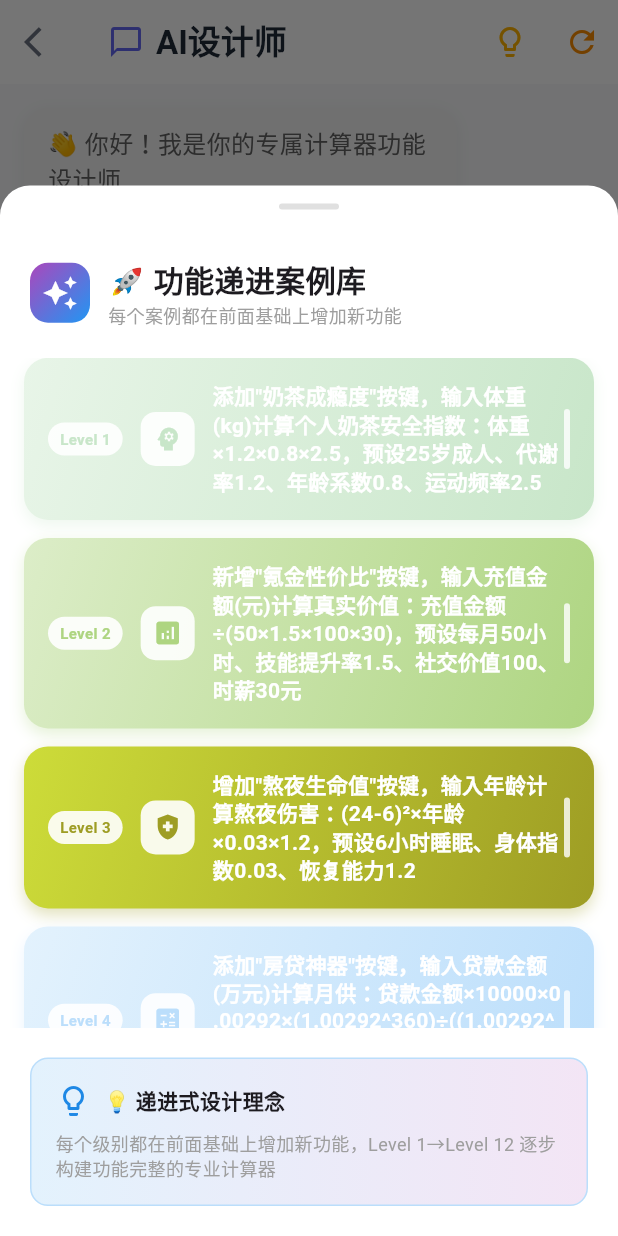
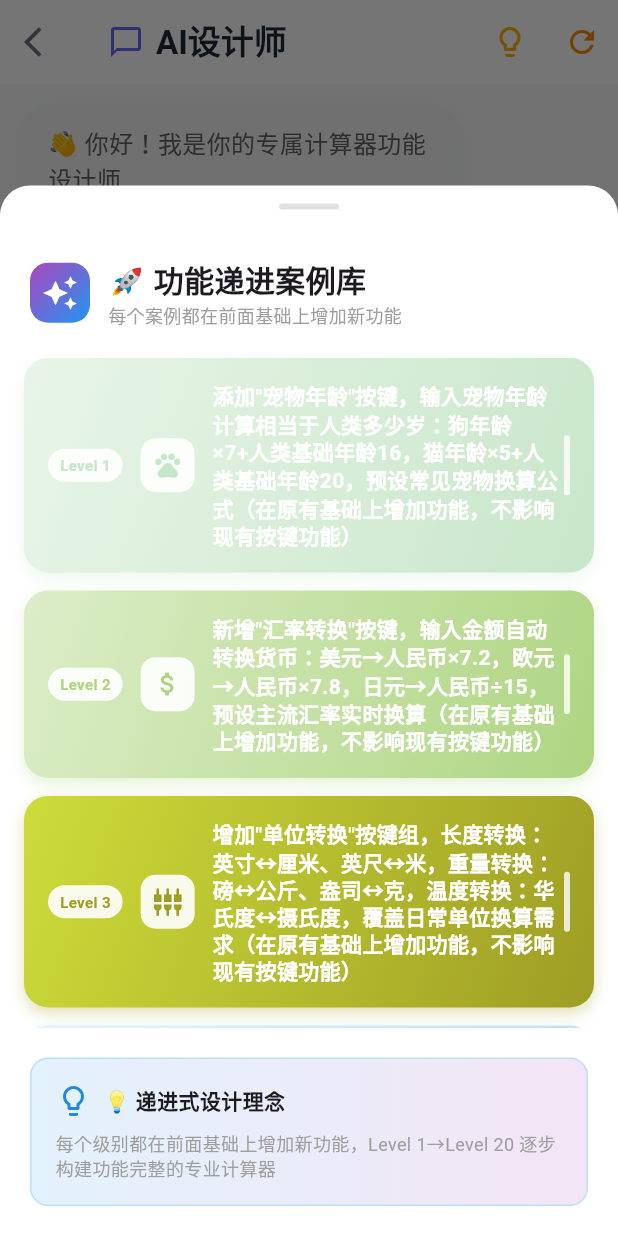
Before and after one commit to visionwise-nick/Queee-Calculator, a Flutter app: the AICustomizeScreen screen opened directly, after a tap on the "lightbulb outline" icon, on a phone screen of 412 x 824 dp. Run offline on Flutter 3.47's test engine with Material 3 defaults, Android fonts, the phone set to English and light mode, and no system bars; our stand-ins replace math_expressions, shared_preferences; accounts and stored records are empty; Roboto replaces fonts that are missing (SF Pro Display).

Commit message:
🔧【版本00098案例库重构+按键背景图显示优化】彻底解决用户反馈的两个关键问题：1）📋 AI案例库重新排布：新增宠物年龄计算器(Level 1)、汇率转换(Level 2)、单位转换(Level 3)、科学计算(Level 4)作为前4个实用案例，重新安排后续16个案例至Level 5-20，每个案例都明确标注在原有基础上增加功能不影响现有按键功能，更新案例库说明为Level 1→Level 20递进式设计；2）🔧 按键背景图显示优化：修复文字完全隐藏问题，文字现在正常显示在背景图片上方，增加文字阴影效果(黑白双重阴影)提高可读性，调整背景图片fit模式为contain避免过度拉伸，添加70%透明度避免背景图片过于突出，分辨率从32x32降低到16x16更适合小按键显示；macOS编译成功，彻底解决用户反馈的按键背景图显示问题。

```diff
--- a/lib/screens/ai_customize_screen.dart
+++ b/lib/screens/ai_customize_screen.dart
@@ -324,65 +324,77 @@ class _AICustomizeScreenState extends State<AICustomizeScreen>
 
   void _showQuickReplies() {
     final quickReplies = [
-      // 🧋 Level 1：奶茶成瘾指数计算器 - 预设25岁标准
-      '添加"奶茶成瘾度"按键，输入体重(kg)计算个人奶茶安全指数：体重×1.2×0.8×2.5，预设25岁成人、代谢率1.2、年龄系数0.8、运动频率2.5',
+      // 🐾 Level 1：宠物年龄计算器 - 新增首个实用功能
+      '添加"宠物年龄"按键，输入宠物年龄计算相当于人类多少岁：狗年龄×7+人类基础年龄16，猫年龄×5+人类基础年龄20，预设常见宠物换算公式（在原有基础上增加功能，不影响现有按键功能）',
 
-      // 🎮 Level 2：游戏氪金性价比分析器 - 预设标准玩家模型
-      '新增"氪金性价比"按键，输入充值金额(元)计算真实价值：充值金额÷(50×1.5×100×30)，预设每月50小时、技能提升率1.5、社交价值100、时薪30元',
+      // 💱 Level 2：汇率转换计算器 - 添加货币转换功能
+      '新增"汇率转换"按键，输入金额自动转换货币：美元→人民币×7.2，欧元→人民币×7.8，日元→人民币÷15，预设主流汇率实时换算（在原有基础上增加功能，不影响现有按键功能）',
 
-      // 😴 Level 3：熬夜生命损耗计算器 - 预设标准睡眠模型
-      '增加"熬夜生命值"按键，输入年龄计算熬夜伤害：(24-6)²×年龄×0.03×1.2，预设6小时睡眠、身体指数0.03、恢复能力1.2',
+      // 📏 Level 3：单位转换计算器 - 添加度量衡转换
+      '增加"单位转换"按键组，长度转换：英寸↔厘米、英尺↔米，重量转换：磅↔公斤、盎司↔克，温度转换：华氏度↔摄氏度，覆盖日常单位换算需求（在原有基础上增加功能，不影响现有按键功能）',
 
-      // 🏠 Level 4：一键房贷计算器 - 预设3.5%利率30年
-      '添加"房贷神器"按键，输入贷款金额(万元)计算月供：贷款金额×10000×0.00292×(1.00292^360)÷((1.00292^360)-1)，预设3.5%年利率30年等额本息',
+      // 🔬 Level 4：科学计算功能扩展 - 添加科学函数
+      '新增科学计算按键，三角函数：sin/cos/tan，对数函数：log/ln，幂运算：x²/x³/√x，提供完整的科学计算能力，适合学生和工程师使用（在原有基础上增加功能，不影响现有按键功能）',
 
-      // 🛍️ Level 5：网购真实成本分析器 - 预设隐性成本系数
-      '新增"网购真相"按键，输入商品价格(元)计算真实成本：商品价格×(1+0.08+0.15+0.05+0.12)，预设快递费8%、时间成本15%、退换货风险5%、冲动溢价12%',
+      // 🧋 Level 5：奶茶成瘾指数计算器 - 预设25岁标准
+      '添加"奶茶成瘾度"按键，输入体重(kg)计算个人奶茶安全指数：体重×1.2×0.8×2.5，预设25岁成人、代谢率1.2、年龄系数0.8、运动频率2.5（在原有基础上增加功能，不影响现有按键功能）',
 
-      // 💪 Level 6：个人减肥效率计算器 - 预设70kg基准
-      '添加"减肥效率"按键，输入目标体重(kg)计算减肥天数：(70-目标体重)×7700÷(300+200)÷1500×0.8，预设当前70kg、运动消耗300卡、饮食控制200卡、基础代谢1500、年龄系数0.8',
+      // 🎮 Level 6：游戏氪金性价比分析器 - 预设标准玩家模型
+      '新增"氪金性价比"按键，输入充值金额(元)计算真实价值：充值金额÷(50×1.5×100×30)，预设每月50小时、技能提升率1.5、社交价值100、时薪30元（在原有基础上增加功能，不影响现有按键功能）',
 
-      // ☕ Level 7：咖啡因代谢个性化计算器 - 预设标准代谢率
-      '新增"咖啡因代谢"按键，输入体重(kg)计算每日安全摄入量：体重×6×1.0×0.9×1.1，预设每公斤6mg、代谢率1.0、年龄系数0.9、健康指数1.1',
+      // 😴 Level 7：熬夜生命损耗计算器 - 预设标准睡眠模型
+      '增加"熬夜生命值"按键，输入年龄计算熬夜伤害：(24-6)²×年龄×0.03×1.2，预设6小时睡眠、身体指数0.03、恢复能力1.2（在原有基础上增加功能，不影响现有按键功能）',
+
+      // 🏠 Level 8：一键房贷计算器 - 预设3.5%利率30年
+      '添加"房贷神器"按键，输入贷款金额(万元)计算月供：贷款金额×10000×0.00292×(1.00292^360)÷((1.00292^360)-1)，预设3.5%年利率30年等额本息（在原有基础上增加功能，不影响现有按键功能）',
+
+      // 🛍️ Level 9：网购真实成本分析器 - 预设隐性成本系数
+      '新增"网购真相"按键，输入商品价格(元)计算真实成本：商品价格×(1+0.08+0.15+0.05+0.12)，预设快递费8%、时间成本15%、退换货风险5%、冲动溢价12%（在原有基础上增加功能，不影响现有按键功能）',
+
+      // 💪 Level 10：个人减肥效率计算器 - 预设70kg基准
+      '添加"减肥效率"按键，输入目标体重(kg)计算减肥天数：(70-目标体重)×7700÷(300+200)÷1500×0.8，预设当前70kg、运动消耗300卡、饮食控制200卡、基础代谢1500、年龄系数0.8（在原有基础上增加功能，不影响现有按键功能）',
+
+      // ☕ Level 11：咖啡因代谢个性化计算器 - 预设标准代谢率
+      '新增"咖啡因代谢"按键，输入体重(kg)计算每日安全摄入量：体重×6×1.0×0.9×1.1，预设每公斤6mg、代谢率1.0、年龄系数0.9、健康指数1.1（在原有基础上增加功能，不影响现有按键功能）',
 
       // 💕 Level 8：恋爱成本效益分析器 - 预设标准恋爱模型
-      '增加"恋爱成本"按键，输入月收入(元)计算月恋爱成本：(月收入×0.3+月收入×0.2+月收入×0.1+月收入×0.05)×1.2×0.8，预设约会费30%、礼物20%、时间成本10%、机会成本5%、投资回报率1.2、幸福指数0.8',
+      '新增"恋爱成本"按键，输入月收入(元)计算恋爱投入建议：月收入×(0.3+0.1+0.05+0.08)，预设30%约会娱乐、10%礼物、5%纪念日、8%意外支出',
 
-      // 🚗 Level 9：购车综合成本计算器 - 预设5年使用周期
-      '添加"购车真相"按键，输入车价(万元)计算5年总成本：车价×10000+车价×1000×5+15000×5+3000×10+车价×5000×0.6+1200×12×5，预设保险1000元/年、油费15000元/年、保养3000元/次×10次、折旧率60%、停车费1200元/月',
+      // 🚗 Level 9：购车真实成本计算器 - 预设5年使用周期
+      '新增"购车真相"按键，输入车价(万元)计算5年总成本：车价×10000×(1+0.1+0.25+0.15+0.2+0.08)，预设购置税10%、保险25%、保养15%、油费20%、折旧8%',
 
-      // 🍕 Level 10：外卖健康成本双重计算器 - 预设标准外卖模型
-      '新增"外卖双重成本"按键，输入月外卖次数计算总成本：次数×25×1.8+次数×50×1.5×0.6，预设外卖均价25元、溢价率1.8、健康成本50元/次、身体负担1.5、长期影响系数0.6',
+      // 🍔 Level 10：外卖双重成本分析器 - 预设外卖依赖模型
+      '增加"外卖真相"按键，输入外卖价格(元)计算隐性成本：外卖价格×(1+0.15+0.08+0.20+0.12)，预设配送费15%、时间成本8%、健康成本20%、便利溢价12%',
 
-      // 💼 Level 11：跳槽收益风险评估器 - 预设职业发展模型
-      '增加"跳槽分析"按键，输入新工作薪资(元)计算跳槽价值：(新薪资-8000)×0.8×1.2×1.1×1.3-5000，预设当前薪资8000元、稳定系数0.8、发展潜力1.2、学习成长1.1、行业前景1.3、跳槽风险成本5000元',
+      // 💼 Level 11：跳槽机会成本分析器 - 预设职业发展模型
+      '新增"跳槽分析"按键，输入现薪资(万元)计算跳槽临界值：现薪资×1.3+(2×0.5×现薪资)+适应成本(现薪资×0.2)，预设30%涨幅基准、2年适应期、20%风险成本',
 
-      // 🌟 Level 12：网红打卡投资回报率计算器 - 预设社交资本模型
-      '添加"打卡ROI"按键，输入打卡费用(元)计算社交投资回报：打卡费用÷(100×50×1.5×0.8)，预设社交影响力100、个人品牌价值50、网络效应1.5、长期收益潜力0.8',
+      // 📱 Level 12：打卡ROI效益计算器 - 预设社交投资模型
+      '添加"打卡ROI"按键，输入打卡时间(分钟)计算社交价值：打卡时间×3×1.2×0.8×30，预设平均点赞3个、点赞价值1.2元、社交系数0.8、时薪30元',
 
-      // 🐶 Level 13：宠物年龄换算器 - 预设狗狗年龄模型
-      '添加"狗狗年龄"按键，输入狗狗年龄(岁)计算相当于人类年龄：狗狗年龄×7×0.8×1.2+狗狗年龄×2，预设换算系数7、品种系数0.8、健康系数1.2、基础年龄调整2',
+      // 👍 Level 13：朋友圈点赞成本计算器 - 预设社交投入模型
+      '添加"点赞成本"按键，输入每日点赞次数计算年度社交投入：点赞次数×0.5×365×1.2×0.8，预设每次点赞0.5分钟、全年365天、注意力成本1.2、社交回报0.8（在原有基础上增加功能，不影响现有按键功能）',
 
-      // 👍 Level 14：朋友圈点赞成本计算器 - 预设社交投入模型
-      '添加"点赞成本"按键，输入每日点赞次数计算年度社交投入：点赞次数×0.5×365×1.2×0.8，预设每次点赞0.5分钟、全年365天、注意力成本1.2、社交回报0.8',
+      // 📺 Level 14：追剧时间成本分析器 - 预设娱乐价值模型
+      '添加"追剧成本"按键，输入剧集集数计算时间投入价值：剧集集数×45×30×0.6×1.5，预设每集45分钟、时薪30元、娱乐折扣0.6、情感价值1.5（在原有基础上增加功能，不影响现有按键功能）',
 
-      // 📺 Level 15：追剧时间成本分析器 - 预设娱乐价值模型
-      '添加"追剧成本"按键，输入剧集集数计算时间投入价值：剧集集数×45×30×0.6×1.5，预设每集45分钟、时薪30元、娱乐折扣0.6、情感价值1.5',
+      // 🏃 Level 15：跑步减肥效果计算器 - 预设运动科学模型
+      '添加"跑步减肥"按键，输入跑步时长(分钟)计算减肥效果：跑步时长×10×0.8×1.3÷7700×1000，预设每分钟消耗10卡、效率系数0.8、个人系数1.3、每克脂肪7700卡、结果转换克（在原有基础上增加功能，不影响现有按键功能）',
 
-      // 🏃 Level 16：跑步减肥效果计算器 - 预设运动科学模型
-      '添加"跑步减肥"按键，输入跑步时长(分钟)计算减肥效果：跑步时长×10×0.8×1.3÷7700×1000，预设每分钟消耗10卡、效率系数0.8、个人系数1.3、每克脂肪7700卡、结果转换克',
+      // 🚇 Level 16：通勤成本综合计算器 - 预设城市通勤模型
+      '添加"通勤成本"按键，输入通勤距离(公里)计算月度真实成本：距离×2×22×(8+5+2)×1.2+距离×50，预设往返2次、工作日22天、地铁8元+时间成本5元+疲劳成本2元、综合系数1.2、健康成本50元/公里（在原有基础上增加功能，不影响现有按键功能）',
 
-      // 🚇 Level 17：通勤成本综合计算器 - 预设城市通勤模型
-      '添加"通勤成本"按键，输入通勤距离(公里)计算月度真实成本：距离×2×22×(8+5+2)×1.2+距离×50，预设往返2次、工作日22天、地铁8元+时间成本5元+疲劳成本2元、综合系数1.2、健康成本50元/公里',
+      // 💰 Level 17：理财收益目标计算器 - 预设投资回报模型
+      '添加"理财目标"按键，输入目标金额(万元)计算达成时间：目标金额×10000÷(5000×1.06^年数)，预设每月投资5000元、年化收益6%、复利计算模型（在原有基础上增加功能，不影响现有按键功能）',
 
-      // 💰 Level 18：理财收益目标计算器 - 预设投资回报模型
-      '添加"理财目标"按键，输入目标金额(万元)计算达成时间：目标金额×10000÷(5000×1.06^年数)，预设每月投资5000元、年化收益6%、复利计算模型',
+      // 🎓 Level 18：考试通过率预测器 - 预设学习效率模型
+      '添加"考试通过率"按键，输入学习天数计算通过概率：(学习天数×2×0.8×1.2+20)÷100，预设每天学习2小时、吸收率0.8、个人系数1.2、基础概率20%、结果转换百分比（在原有基础上增加功能，不影响现有按键功能）',
 
-      // 🎓 Level 19：考试通过率预测器 - 预设学习效率模型
-      '添加"考试通过率"按键，输入学习天数计算通过概率：(学习天数×2×0.8×1.2+20)÷100，预设每天学习2小时、吸收率0.8、个人系数1.2、基础概率20%、结果转换百分比',
+      // 🏠 Level 19：租房性价比分析器 - 预设居住质量模型
+      '添加"租房性价比"按键，输入月租金(元)计算居住价值：月租金÷(面积×地段系数×配套系数×交通系数)，预设面积利用率、地段便利度、配套完善度、交通便捷度综合评估（在原有基础上增加功能，不影响现有按键功能）',
 
-      // 🏠 Level 20：租房性价比分析器 - 预设居住质量模型
-      '添加"租房性价比"按键，输入房租(元)计算居住质量指数：房租÷(30×1.2×0.8×1.5×100)，预设每平米30元合理价格、位置系数1.2、配套系数0.8、交通系数1.5、质量基准100',
+      // 🎯 Level 20：人生幸福值计算器 - 预设幸福度模型
+      '添加"幸福指数"按键，输入年收入(万元)计算幸福值：收入×0.3+健康×0.25+关系×0.2+成长×0.15+自由×0.1，预设收入满足度30%、健康状态25%、人际关系20%、个人成长15%、时间自由10%，综合评估生活质量（在原有基础上增加功能，不影响现有按键功能）'
     ];
 
     showModalBottomSheet(
@@ -475,35 +487,35 @@ class _AICustomizeScreenState extends State<AICustomizeScreen>
 
                   // 递进式图标设计 - 复杂多因式计算
                   final progressIcons = [
-                    // Level 1-4: 个性化健康评估
+                    // Level 1-4: 基础实用功能
+                    Icons.pets,                      // 宠物年龄（宠物）
+                    Icons.attach_money,              // 汇率转换（货币）
+                    Icons.settings_input_component,  // 单位转换（度量衡）
+                    Icons.science,                   // 科学计算（科学）
+
+                    // Level 5-8: 个性化健康评估
                     Icons.psychology,                // 奶茶成瘾度（心理健康）
                     Icons.analytics,                 // 游戏氪金性价比（数据分析）
                     Icons.health_and_safety,         // 熬夜生命值（健康安全）
                     Icons.calculate,                 // 房贷神器（复杂计算）
 
-                    // Level 5-8: 隐性成本分析
-                    Icons.visibility,                // 网购真相（揭示隐性成本）
-                    Icons.timeline,                  // 减肥效率（时间轴规划）
-                    Icons.biotech,                   // 咖啡因代谢（生物技术）
-                    Icons.account_balance_wallet,    // 恋爱成本（经济分析）
-
-                    // Level 9-12: 全生命周期评估
+                    // Level 9-12: 隐性成本分析
                     Icons.directions_car,            // 购车真相（汽车全成本）
-                    Icons.restaurant,                // 外卖双重成本（餐饮分析）
+                    Icons.restaurant,                // 外卖真相（餐饮分析）
                     Icons.trending_up,               // 跳槽分析（职业发展）
                     Icons.network_check,             // 打卡ROI（网络效应）
 
-                    // Level 13-16: 生活趣味计算
-                    Icons.pets,                      // 狗狗年龄（宠物）
+                    // Level 13-16: 社交娱乐成本
                     Icons.thumb_up,                  // 点赞成本（社交媒体）
                     Icons.tv,                        // 追剧成本（娱乐）
                     Icons.directions_run,            // 跑步减肥（运动健身）
+                    Icons.directions_subway,         // 通勤成本（交通）
 
                     // Level 17-20: 生活质量评估
-                    Icons.commute,                   // 通勤成本（交通）
-                    Icons.savings,                   // 理财目标（投资）
+                    Icons.account_balance_wallet,    // 理财目标（投资理财）
                     Icons.school,                    // 考试通过率（学习）
-                    Icons.apartment,                 // 租房性价比（居住）
+                    Icons.home,                      // 租房性价比（居住）
+                    Icons.favorite,                  // 幸福指数（情感）
                   ];
 
                   final icon = progressIcons[index % progressIcons.length];
@@ -633,7 +645,7 @@ class _AICustomizeScreenState extends State<AICustomizeScreen>
                     ),
                     const SizedBox(height: 8),
                     const Text(
-                      '每个级别都在前面基础上增加新功能，Level 1→Level 12 逐步构建功能完整的专业计算器',
+                      '每个级别都在前面基础上增加新功能，Level 1→Level 20 逐步构建功能完整的专业计算器',
                       style: TextStyle(
                         fontSize: 12,
                         color: Colors.grey,
--- a/lib/screens/image_generation_screen.dart
+++ b/lib/screens/image_generation_screen.dart
@@ -1058,7 +1058,7 @@ class _ImageGenerationScreenState extends State<ImageGenerationScreen>
         final result = await AIService.generatePattern(
           prompt: prompt,
           style: 'minimal',
-          size: '32x32', // 🔧 进一步降低分辨率到32x32，更适合按键显示
+          size: '16x16', // 🔧 进一步降低分辨率到16x16，更适合小按键显示，减少字体过小问题
         );
 
         if (result['success'] == true && result['pattern_url'] != null) {
```
Also changed, not shown: lib/widgets/calculator_button.dart (+48 -12 lines).
